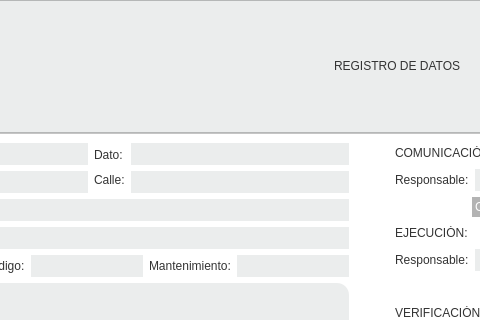
Above: registro_datos.ui from altitude-solutions/Operador_Radio before the change; both pictures show x 382 to 862 and y 0 to 320 of the 1195 by 663 pixel window. Below: the same form after it.
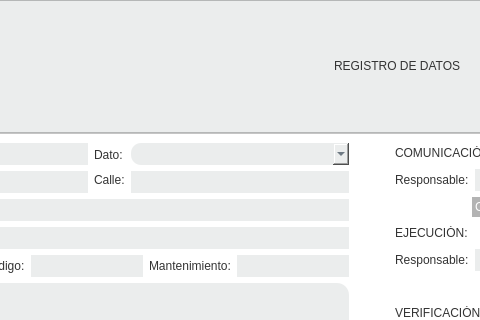
That is the form after the change.

Commit message: We need to fix the color of some rows in a table, so we can paint it individual

Patch:
```diff
--- a/registro_datos.ui
+++ b/registro_datos.ui
@@ -409,21 +409,17 @@
                   <item>
                    <layout class="QVBoxLayout" name="verticalLayout_6">
                     <item>
-                     <widget class="QLineEdit" name="label_dato">
-                      <property name="sizePolicy">
-                       <sizepolicy hsizetype="Expanding" vsizetype="Fixed">
-                        <horstretch>0</horstretch>
-                        <verstretch>0</verstretch>
-                       </sizepolicy>
-                      </property>
+                     <widget class="QComboBox" name="combo_dato">
                       <property name="styleSheet">
-                       <string notr="true">background-color: #EBEDED;
+                       <string notr="true">background-color:#EBEDED;
 border-style: outset;
-border-radius: 12px;
+border-radius: 10px;
+border-color: black;
 font: 10pt &quot;MS Shell Dlg 2&quot;;
-color: #333333;
-min-width: 9em;
-padding: 3px;</string>
+padding-left: 3px;
+padding-top: 3px;
+padding-bottom: 3px;
+color:#243646;</string>
                       </property>
                      </widget>
                     </item>
```
Left out of the diff: 1 changed line with no effect on the pictures. The commit also changes 3 other files.
